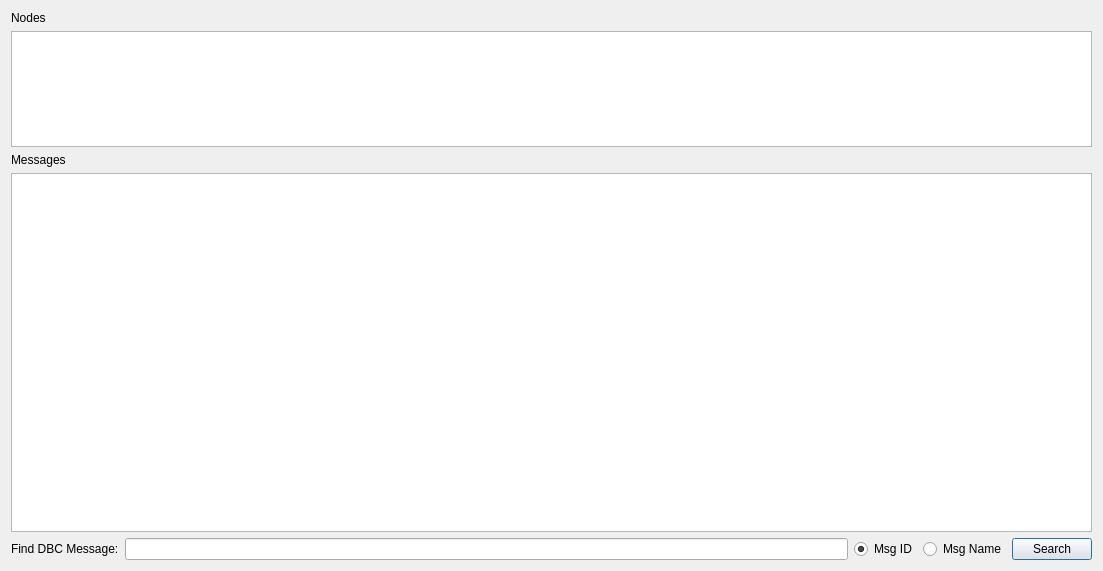
Before: the Qt Designer form ui/dbcmaineditor.ui in collin80/SavvyCAN, drawn with Qt 5.
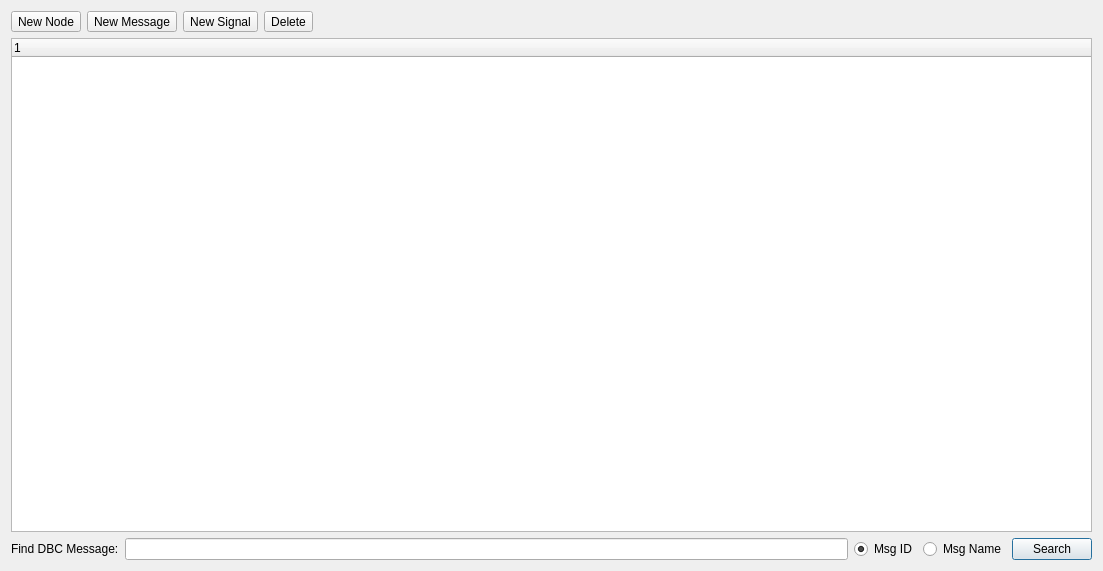
After: the same form once the commit is applied. Icons and pictures are not drawn.

What changed in the file:
```diff
--- a/ui/dbcmaineditor.ui
+++ b/ui/dbcmaineditor.ui
@@ -13,33 +13,95 @@
   <property name="windowTitle">
    <string>DBC Editing Window</string>
   </property>
-  <layout class="QVBoxLayout" name="verticalLayout_3" stretch="1,3">
+  <layout class="QVBoxLayout" name="verticalLayout_3" stretch="0,5,1">
+   <item>
+    <layout class="QHBoxLayout" name="horizontalLayout_2">
+     <item>
+      <widget class="QToolButton" name="btnNewNode">
+       <property name="text">
+        <string>New Node</string>
+       </property>
+       <property name="icon">
+        <iconset resource="../icons.qrc">
+         <normaloff>:/icons/images/node_new.png</normaloff>:/icons/images/node_new.png</iconset>
+       </property>
+       <property name="toolButtonStyle">
+        <enum>Qt::ToolButtonTextUnderIcon</enum>
+       </property>
+      </widget>
+     </item>
+     <item>
+      <widget class="QToolButton" name="btnNewMessage">
+       <property name="text">
+        <string>New Message</string>
+       </property>
+       <property name="icon">
+        <iconset resource="../icons.qrc">
+         <normaloff>:/icons/images/message_new.png</normaloff>:/icons/images/message_new.png</iconset>
+       </property>
+       <property name="toolButtonStyle">
+        <enum>Qt::ToolButtonTextUnderIcon</enum>
+       </property>
+      </widget>
+     </item>
+     <item>
+      <widget class="QToolButton" name="btnNewSignal">
+       <property name="text">
+        <string>New Signal</string>
+       </property>
+       <property name="icon">
+        <iconset resource="../icons.qrc">
+         <normaloff>:/icons/images/signal_new.png</normaloff>:/icons/images/signal_new.png</iconset>
+       </property>
+       <property name="toolButtonStyle">
+        <enum>Qt::ToolButtonTextUnderIcon</enum>
+       </property>
+      </widget>
+     </item>
+     <item>
+      <widget class="QToolButton" name="btnDelete">
+       <property name="text">
+        <string>Delete</string>
+       </property>
+       <property name="icon">
+        <iconset resource="../icons.qrc">
+         <normaloff>:/icons/images/skull.png</normaloff>:/icons/images/skull.png</iconset>
+       </property>
+       <property name="toolButtonStyle">
+        <enum>Qt::ToolButtonTextUnderIcon</enum>
+       </property>
+      </widget>
+     </item>
+     <item>
+      <spacer name="horizontalSpacer">
+       <property name="orientation">
+        <enum>Qt::Horizontal</enum>
+       </property>
+       <property name="sizeHint" stdset="0">
+        <size>
+         <width>40</width>
+         <height>20</height>
+        </size>
+       </property>
+      </spacer>
+     </item>
+    </layout>
+   </item>
    <item>
     <layout class="QVBoxLayout" name="verticalLayout_2">
      <item>
-      <widget class="QLabel" name="label_2">
-       <property name="text">
-        <string>Nodes</string>
-       </property>
+      <widget class="QTreeWidget" name="treeDBC">
+       <column>
+        <property name="text">
+         <string notr="true">1</string>
+        </property>
+       </column>
       </widget>
      </item>
-     <item>
-      <widget class="QTableWidget" name="NodesTable"/>
-     </item>
     </layout>
    </item>
    <item>
     <layout class="QVBoxLayout" name="verticalLayout">
-     <item>
-      <widget class="QLabel" name="label">
-       <property name="text">
-        <string>Messages</string>
-       </property>
-      </widget>
-     </item>
-     <item>
-      <widget class="QTableWidget" name="MessagesTable"/>
-     </item>
      <item>
       <layout class="QHBoxLayout" name="horizontalLayout">
        <item>
```
Left out of the diff: 4 changed lines with no effect on the pictures.
